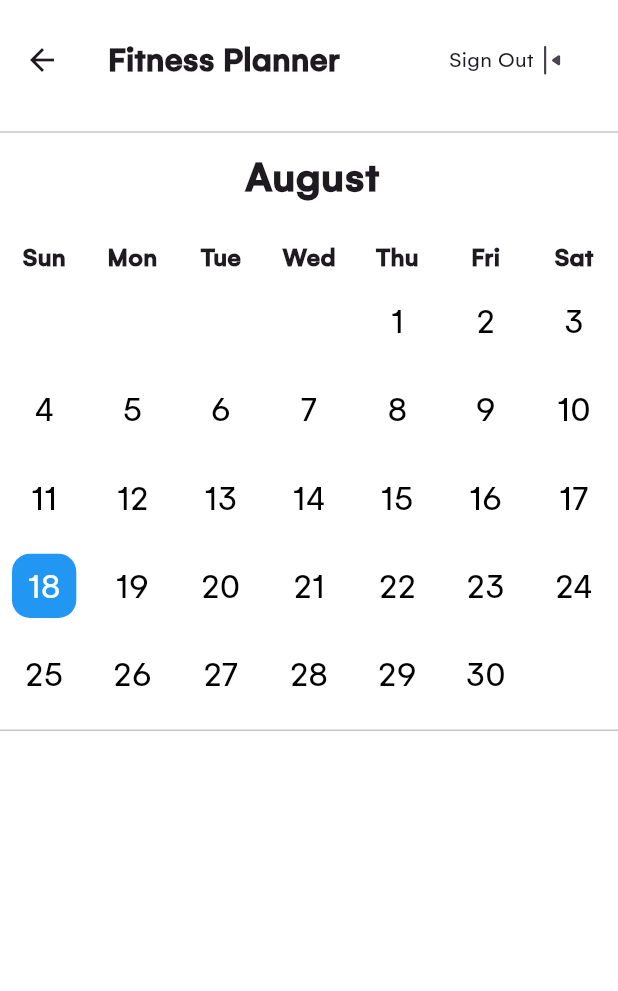
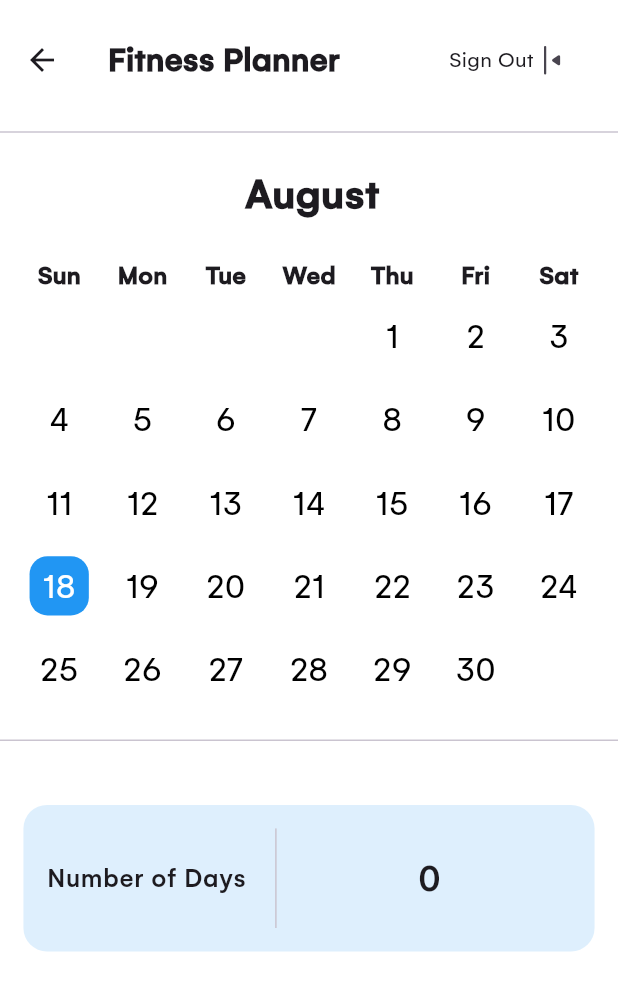
Before and after one commit to Shabby6466/Sportify, a Flutter app: the Calendar screen opened directly, on a phone screen of 412 x 824 dp. Shown: the top 991 px of the screen. Run offline on Flutter 3.47's test engine with Material 3 defaults, Android fonts, the phone set to English and light mode, and no system bars; our stand-ins replace bloc, equatable, flutter_bloc, flutter_screenutil, get_it, go_router and 2 more; missing offline and left inert: flutter_floating_bottom_bar; accounts and stored records are empty.

Commit message:
feat calendar done

```diff
--- a/lib/presentations/pages/calendar/calendar.dart
+++ b/lib/presentations/pages/calendar/calendar.dart
@@ -2,6 +2,7 @@ import 'package:flutter/material.dart';
 import 'package:flutter_screenutil/flutter_screenutil.dart';
 import 'package:get_it/get_it.dart';
 import 'package:sportify/presentations/pages/calendar/custom_calendar.dart';
+import 'package:sportify/presentations/pages/calendar/widgets/days_counter.dart';
 import 'package:sportify/widgets/main_scaffold.dart';
 
 class Calendar extends StatelessWidget {
@@ -9,7 +10,6 @@ class Calendar extends StatelessWidget {
 
   @override
   Widget build(BuildContext context) {
-    print('build');
     final screenUtil = GetIt.I<ScreenUtil>();
     return MainScaffold(
       title: "Fitness Planner",
@@ -20,8 +20,15 @@ class Calendar extends StatelessWidget {
                 screenUtil.setSp(0), 80, screenUtil.setSp(0), 0),
             child: const Divider(),
           ),
-          const CustomCalendar(),
+          Padding(
+            padding: EdgeInsets.all(screenUtil.setHeight(12)),
+            child: const CustomCalendar(),
+          ),
           const Divider(),
+          SizedBox(
+            height: screenUtil.setHeight(20),
+          ),
+          const DaysCounter(),
         ],
       ),
     );
--- /dev/null
+++ b/lib/presentations/pages/calendar/widgets/days_counter.dart
@@ -0,0 +1,56 @@
+import 'package:flutter/material.dart';
+import 'package:flutter_bloc/flutter_bloc.dart';
+import 'package:flutter_screenutil/flutter_screenutil.dart';
+import 'package:get_it/get_it.dart';
+
+import '../../../bloc/calendar/calendar_bloc.dart';
+
+class DaysCounter extends StatelessWidget {
+  const DaysCounter({super.key});
+
+  @override
+  Widget build(BuildContext context) {
+    final screenUtil = GetIt.I<ScreenUtil>();
+    return Padding(
+      padding: EdgeInsets.all(screenUtil.radius(16)),
+      child: Container(
+        padding: EdgeInsets.all(screenUtil.radius(16)),
+        height: screenUtil.setHeight(100),
+        width: MediaQuery.sizeOf(context).width,
+        decoration: BoxDecoration(
+          borderRadius: BorderRadius.circular(screenUtil.radius(16)),
+          color: Colors.blue.withOpacity(0.15),
+        ),
+        child: BlocBuilder<CalendarBloc, CalendarState>(
+          builder: (context, state) {
+            if (state is CalendarStateLoaded) {
+              final tickedDates = state.tickedDates;
+              return Row(
+                children: [
+                  Text(
+                    "Number of Days",
+                    style: Theme.of(context).textTheme.labelMedium!.copyWith(
+                          fontSize: 18,
+                          height: 20.sp / 18.sp,
+                        ),
+                  ),
+                  SizedBox(
+                    width: 12,
+                  ),
+                  VerticalDivider(),
+                  Spacer(),
+                  Text(
+                    tickedDates.length.toString(),
+                    style: Theme.of(context).textTheme.bodyLarge,
+                  ),
+                  Spacer(),
+                ],
+              );
+            }
+            return const SizedBox.shrink();
+          },
+        ),
+      ),
+    );
+  }
+}
```
